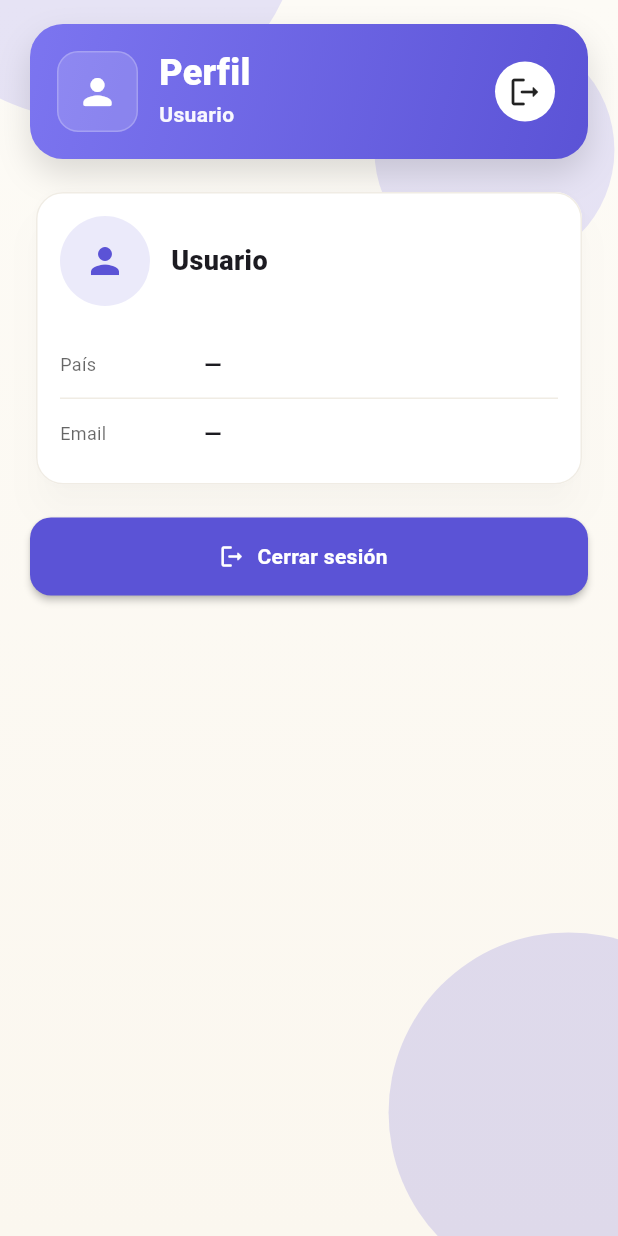
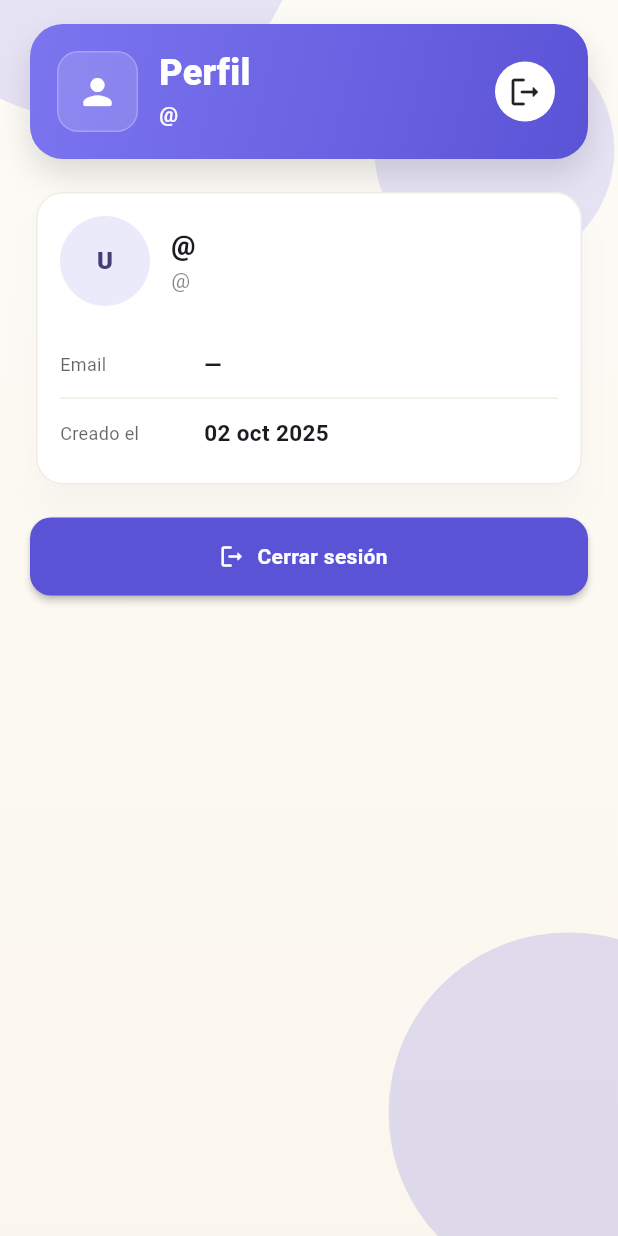
Before and after one commit to tjqqaa/DailyCulture, a Flutter app: the ProfileView screen opened directly, on a phone screen of 412 x 824 dp. Run offline on Flutter 3.47's test engine with Material 3 defaults, Android fonts, the phone set to English and light mode, and no system bars; our stand-ins replace flutter_secure_storage; accounts and stored records are empty; network calls fail.

Commit message:
profile view updated

```diff
--- a/frontend/DailyCulture/lib/views/view_profile.dart
+++ b/frontend/DailyCulture/lib/views/view_profile.dart
@@ -1,10 +1,12 @@
 // lib/views/view_profile.dart
 import 'dart:convert';
+import 'dart:io';
 import 'package:flutter/material.dart';
 import 'package:http/http.dart' as http;
 import 'package:flutter_secure_storage/flutter_secure_storage.dart';
 
-import 'view_login.dart'; // fallback si no te pasan onSignOut
+import '../models/user.dart';
+import 'view_login.dart';
 
 class ProfileView extends StatefulWidget {
   const ProfileView({
@@ -21,68 +23,175 @@ class ProfileView extends StatefulWidget {
 }
 
 class _ProfileViewState extends State<ProfileView> {
-  // Si tu backend expone /auth/me lo usamos para completar datos
-  static const _meUrl =
-      'https://dailyculture-bpdmbwahh5axdcd0.spaincentral-01.azurewebsites.net/auth/me';
+  static const _base = 'https://dailyculture-bpdmbwahh5axdcd0.spaincentral-01.azurewebsites.net';
+  static const _candidateMePaths = <String>[
+    '/auth/me','/users/me','/auth/user','/auth/profile','/users/profile'
+  ];
 
   final _storage = const FlutterSecureStorage();
 
   bool _loading = false;
-  String? _name;
-  String? _email;
-  String? _username;
-  String? _country;
+  User? _user;
 
   @override
   void initState() {
     super.initState();
-    _username = widget.username;
+    _hydrateFromCacheOrClaims();
     _fetchProfile();
+  }
+
+  Future<void> _hydrateFromCacheOrClaims() async {
+    final cached = await _storage.read(key: 'user_cache');
+    if (cached != null) {
+      try {
+        final m = jsonDecode(cached);
+        if (m is Map<String, dynamic>) setState(() => _user = User.fromMap(m));
+      } catch (_) {}
+    }
+
+    if (_user == null || _isIncomplete(_user!)) {
+      final token = await _storage.read(key: 'access_token');
+      if (token != null && token.isNotEmpty) {
+        final claims = _decodeJwtClaims(token);
+        if (claims.isNotEmpty) {
+          final normalized = _normalizeToUserMapFromAny(claims);
+          final u = _safeBuildUser(normalized,
+              usernameFallback: widget.username ?? _user?.username ?? 'usuario');
+          setState(() => _user = u);
+        }
+      }
+    }
+
+    if (_user == null && (widget.username?.isNotEmpty ?? false)) {
+      setState(() {
+        _user = User(
+          id: '—',
+          email: '—',
+          username: widget.username!,
+          fullName: null,
+          isActive: true,
+          createdAt: DateTime.fromMillisecondsSinceEpoch(0),
+        );
+      });
+    }
   }
 
   Future<void> _fetchProfile() async {
     setState(() => _loading = true);
     try {
       final token = await _storage.read(key: 'access_token');
-      if (token == null) {
-        // No hay sesión: salimos
+      if (token == null || token.isEmpty) {
         await _doLogout();
         return;
       }
-
-      final res = await http.get(
-        Uri.parse(_meUrl),
-        headers: {
-          'Accept': 'application/json',
-          'Authorization': 'Bearer $token',
-        },
-      );
-
-      if (res.statusCode == 200) {
-        final data = jsonDecode(res.body);
-        if (data is Map<String, dynamic>) {
-          setState(() {
-            _name = (data['name'] ?? data['full_name'] ?? '') as String?;
-            _email = (data['email'] ?? '') as String?;
-            _username = (data['username'] ?? _username ?? '') as String?;
-            _country = (data['country'] ?? data['locale'] ?? '') as String?;
-          });
+      http.Response? ok;
+      for (final path in _candidateMePaths) {
+        final res = await http.get(Uri.parse('$_base$path'), headers: {
+          HttpHeaders.acceptHeader: 'application/json',
+          HttpHeaders.authorizationHeader: 'Bearer $token',
+        });
+        if (res.statusCode == 200) { ok = res; break; }
+        if (res.statusCode == 401) { await _doLogout(); return; }
+      }
+      if (ok != null) {
+        final body = jsonDecode(ok.body);
+        Map<String, dynamic> rawUser = {};
+        if (body is Map<String, dynamic>) {
+          if (body['user'] is Map) rawUser = (body['user'] as Map).cast<String, dynamic>();
+          else if (body['data'] is Map && (body['data'] as Map)['user'] is Map) {
+            rawUser = ((body['data'] as Map)['user'] as Map).cast<String, dynamic>();
+          } else { rawUser = body; }
         }
+        final normalized = _normalizeToUserMapFromAny(rawUser);
+        final fresh = _safeBuildUser(normalized,
+            usernameFallback: _user?.username ?? widget.username ?? 'usuario');
+        setState(() => _user = fresh);
+        await _storage.write(key: 'user_cache', value: jsonEncode(fresh.toMap()));
       }
-      // si no es 200, simplemente mostramos lo que tengamos (username)
     } catch (_) {
-      // ignoramos errores de red para no romper la UI
+      // silencio
     } finally {
       if (mounted) setState(() => _loading = false);
     }
   }
 
+  bool _isIncomplete(User u) =>
+      u.email == '—' || u.createdAt.millisecondsSinceEpoch == 0;
+
+  Map<String, dynamic> _normalizeToUserMapFromAny(Map<String, dynamic> any) {
+    String? pickStr(List keys) {
+      for (final k in keys) {
+        final v = any[k];
+        if (v != null && v.toString().trim().isNotEmpty) return v.toString();
+      }
+      return null;
+    }
+    String? pickDate(List keys) {
+      for (final k in keys) {
+        final v = any[k];
+        if (v == null) continue;
+        try {
+          if (v is int) return DateTime.fromMillisecondsSinceEpoch(v).toIso8601String();
+          final d = DateTime.tryParse(v.toString());
+          if (d != null) return d.toIso8601String();
+        } catch (_) {}
+      }
+      return null;
+    }
+
+    final id = pickStr(['id','_id','uid','sub','user_id']);
+    final email = pickStr(['email','mail']);
+    final username = pickStr(['username','user_name','name','preferred_username']);
+    final fullName = pickStr(['full_name','fullName','name','given_name']) ?? _joinNames(any);
+    final createdAt = pickDate(['created_at','createdAt','created','joined_at','iat']);
+    final isActive = (any['is_active'] ?? any['isActive']) ?? true;
+
+    return {
+      'id': id ?? '—',
+      'email': email ?? '—',
+      'username': (username ?? 'usuario').toString(),
+      'full_name': fullName,
+      'is_active': isActive is bool ? isActive : true,
+      'created_at': createdAt ?? DateTime.fromMillisecondsSinceEpoch(0).toIso8601String(),
+    };
+  }
+
+  String? _joinNames(Map<String, dynamic> m) {
+    final f = m['first_name'] ?? m['firstName'];
+    final l = m['last_name'] ?? m['lastName'];
+    final parts = [f, l].whereType<String>().map((s) => s.trim()).where((s) => s.isNotEmpty).toList();
+    return parts.isEmpty ? null : parts.join(' ');
+  }
+
+  User _safeBuildUser(Map<String, dynamic> map, {required String usernameFallback}) {
+    map['id'] = map['id'] ?? '—';
+    map['email'] = map['email'] ?? '—';
+    map['username'] = (map['username'] ?? usernameFallback).toString();
+    map['created_at'] = map['created_at'] ?? DateTime.fromMillisecondsSinceEpoch(0).toIso8601String();
+    map['is_active'] = (map['is_active'] is bool) ? map['is_active'] : true;
+    return User.fromMap(map);
+  }
+
+  Map<String, dynamic> _decodeJwtClaims(String token) {
+    try {
+      final parts = token.split('.');
+      if (parts.length != 3) return {};
+      final payload = _base64UrlDecode(parts[1]);
+      final map = jsonDecode(payload);
+      return map is Map<String, dynamic> ? map : {};
+    } catch (_) { return {}; }
+  }
+
+  String _base64UrlDecode(String input) {
+    var out = input.replaceAll('-', '+').replaceAll('_', '/');
+    while (out.length % 4 != 0) { out += '='; }
+    return utf8.decode(base64.decode(out));
+  }
+
   Future<void> _doLogout() async {
     await _storage.delete(key: 'access_token');
-    if (widget.onSignOut != null) {
-      widget.onSignOut!.call();
-      return;
-    }
+    await _storage.delete(key: 'user_cache');
+    if (widget.onSignOut != null) { widget.onSignOut!.call(); return; }
     if (!mounted) return;
     Navigator.of(context).pushAndRemoveUntil(
       MaterialPageRoute(builder: (_) => const LoginView()),
@@ -90,14 +199,30 @@ class _ProfileViewState extends State<ProfileView> {
     );
   }
 
+  String _displayName(User u) =>
+      (u.fullName != null && u.fullName!.trim().isNotEmpty)
+          ? u.fullName!.trim()
+          : '@${u.username}';
+
+  String _initials(String display) {
+    final p = display.trim().replaceAll('@', '').split(RegExp(r'\s+'));
+    final a = p.isNotEmpty && p.first.isNotEmpty ? p.first[0] : '';
+    final b = p.length > 1 && p.last.isNotEmpty ? p.last[0] : '';
+    final s = (a + b).toUpperCase();
+    return s.isEmpty ? 'U' : s;
+  }
+
+  String _prettyDate(DateTime d) {
+    if (d.millisecondsSinceEpoch == 0) return '—';
+    const months = ['ene','feb','mar','abr','may','jun','jul','ago','sep','oct','nov','dic'];
+    return '${d.day.toString().padLeft(2, '0')} ${months[d.month - 1]} ${d.year}';
+  }
+
   @override
   Widget build(BuildContext context) {
     const primary = Color(0xFF5B53D6);
     const bg = Color(0xFFFBF7EF);
-
-    final titleName = _name?.isNotEmpty == true
-        ? _name!
-        : (_username?.isNotEmpty == true ? _username! : 'Usuario');
+    final u = _user;
 
     return Scaffold(
       backgroundColor: bg,
@@ -109,6 +234,7 @@ class _ProfileViewState extends State<ProfileView> {
               color: primary,
               onRefresh: _fetchProfile,
               child: ListView(
+                physics: const AlwaysScrollableScrollPhysics(),
                 padding: const EdgeInsets.fromLTRB(20, 16, 20, 24),
                 children: [
                   ConstrainedBox(
@@ -122,17 +248,10 @@ class _ProfileViewState extends State<ProfileView> {
                           decoration: BoxDecoration(
                             gradient: const LinearGradient(
                               colors: [Color(0xFF7C75F0), Color(0xFF5B53D6)],
-                              begin: Alignment.topLeft,
-                              end: Alignment.bottomRight,
+                              begin: Alignment.topLeft, end: Alignment.bottomRight,
                             ),
                             borderRadius: BorderRadius.circular(22),
-                            boxShadow: const [
-                              BoxShadow(
-                                color: Color(0x22000000),
-                                blurRadius: 18,
-                                offset: Offset(0, 10),
-                              ),
-                            ],
+                            boxShadow: const [BoxShadow(color: Color(0x22000000), blurRadius: 18, offset: Offset(0, 10))],
                           ),
                           child: Row(
                             children: [
@@ -141,12 +260,9 @@ class _ProfileViewState extends State<ProfileView> {
                                 decoration: BoxDecoration(
                                   color: Colors.white.withOpacity(.15),
                                   borderRadius: BorderRadius.circular(14),
-                                  border: Border.all(
-                                    color: Colors.white.withOpacity(.22),
-                                  ),
+                                  border: Border.all(color: Colors.white.withOpacity(.22)),
                                 ),
-                                child: const Icon(Icons.person_rounded,
-                                    color: Colors.white, size: 28),
+                                child: const Icon(Icons.person_rounded, color: Colors.white, size: 28),
                               ),
                               const SizedBox(width: 14),
                               Expanded(
@@ -154,25 +270,14 @@ class _ProfileViewState extends State<ProfileView> {
                                   crossAxisAlignment: CrossAxisAlignment.start,
                                   children: [
                                     Text('Perfil',
-                                        style: Theme.of(context)
-                                            .textTheme
-                                            .headlineSmall
-                                            ?.copyWith(
-                                          color: Colors.white,
-                                          fontWeight: FontWeight.w900,
-                                          height: 1.05,
-                                          letterSpacing: .2,
+                                        style: Theme.of(context).textTheme.headlineSmall?.copyWith(
+                                          color: Colors.white, fontWeight: FontWeight.w900, height: 1.05, letterSpacing: .2,
                                         )),
                                     const SizedBox(height: 6),
                                     Text(
-                                      titleName,
-                                      style: Theme.of(context)
-                                          .textTheme
-                                          .bodyMedium
-                                          ?.copyWith(
-                                        color:
-                                        Colors.white.withOpacity(.95),
-                                        fontWeight: FontWeight.w700,
+                                      u == null ? 'Cargando…' : _displayName(u),
+                                      style: Theme.of(context).textTheme.bodyMedium?.copyWith(
+                                        color: Colors.white.withOpacity(.95), fontWeight: FontWeight.w700,
                                       ),
                                     ),
                                   ],
@@ -181,19 +286,16 @@ class _ProfileViewState extends State<ProfileView> {
                               const SizedBox(width: 8),
                               IconButton(
                                 tooltip: 'Cerrar sesión',
-                                style: IconButton.styleFrom(
-                                  backgroundColor: Colors.white,
-                                ),
+                                style: IconButton.styleFrom(backgroundColor: Colors.white),
                                 onPressed: _doLogout,
-                                icon: const Icon(Icons.logout_rounded,
-                                    color: Colors.black87),
+                                icon: const Icon(Icons.logout_rounded, color: Colors.black87),
                               ),
                             ],
                           ),
                         ),
                         const SizedBox(height: 18),
 
-                        // Card con datos
+                        // Card info (sin ID)
                         Card(
                           elevation: 10,
                           shadowColor: Colors.black12,
@@ -203,93 +305,61 @@ class _ProfileViewState extends State<ProfileView> {
                             side: const BorderSide(color: Color(0xFFF0ECE4)),
                           ),
                           child: Padding(
-                            padding:
-                            const EdgeInsets.fromLTRB(16, 16, 16, 12),
-                            child: Column(
+                            padding: const EdgeInsets.fromLTRB(16, 16, 16, 12),
+                            child: u == null
+                                ? const _SkeletonProfile()
+                                : Column(
                               crossAxisAlignment: CrossAxisAlignment.start,
                               children: [
                                 Row(
                                   children: [
                                     CircleAvatar(
                                       radius: 30,
-                                      backgroundColor:
-                                      primary.withOpacity(.12),
-                                      child: const Icon(Icons.person,
-                                          color: primary, size: 28),
+                                      backgroundColor: primary.withOpacity(.12),
+                                      child: Text(_initials(_displayName(u)),
+                                          style: const TextStyle(fontWeight: FontWeight.w800)),
                                     ),
                                     const SizedBox(width: 14),
                                     Expanded(
                                       child: Column(
-                                        crossAxisAlignment:
-                                        CrossAxisAlignment.start,
+                                        crossAxisAlignment: CrossAxisAlignment.start,
                                         children: [
-                                          Text(titleName,
-                                              style: const TextStyle(
-                                                  fontSize: 18,
-                                                  fontWeight:
-                                                  FontWeight.w800)),
-                                          if (_email?.isNotEmpty == true)
-                                            Text(_email!,
-                                                style: TextStyle(
-                                                    color: Colors.black
-                                                        .withOpacity(.6))),
-                                          if (_username?.isNotEmpty == true)
-                                            Text('@$_username',
-                                                style: TextStyle(
-                                                    color: Colors.black
-                                                        .withOpacity(.5))),
+                                          Text(_displayName(u),
+                                              style: const TextStyle(fontSize: 18, fontWeight: FontWeight.w800)),
+                                          Text('@${u.username}',
+                                              style: TextStyle(color: Colors.black.withOpacity(.5))),
                                         ],
                                       ),
                                     ),
                                   ],
                                 ),
                                 const SizedBox(height: 16),
-                                _InfoRow(label: 'País', value: _country),
-                                _InfoRow(
-                                    label: 'Email',
-                                    value: _email,
-                                    isLast: true),
+                                _InfoRow(label: 'Email', value: u.email),
+                                _InfoRow(label: 'Creado el', value: _prettyDate(u.createdAt), isLast: true),
                               ],
                             ),
                           ),
                         ),
                         const SizedBox(height: 18),
 
-                        // Logout grande
+                        // Logout
                         SizedBox(
                           width: double.infinity,
                           height: 52,
                           child: ElevatedButton.icon(
                             onPressed: _doLogout,
                             icon: const Icon(Icons.logout_rounded),
-                            label: const Text(
-                              'Cerrar sesión',
-                              style: TextStyle(
-                                fontWeight: FontWeight.w700,
-                                letterSpacing: .2,
-                              ),
-                            ),
+                            label: const Text('Cerrar sesión', style: TextStyle(fontWeight: FontWeight.w700, letterSpacing: .2)),
                             style: ElevatedButton.styleFrom(
-                              backgroundColor: primary,
-                              foregroundColor: Colors.white,
-                              elevation: 2,
-                              shape: RoundedRectangleBorder(
-                                borderRadius: BorderRadius.circular(14),
-                              ),
+                              backgroundColor: primary, foregroundColor: Colors.white,
+                              elevation: 2, shape: RoundedRectangleBorder(borderRadius: BorderRadius.circular(14)),
                             ),
                           ),
                         ),
 
                         if (_loading) ...[
                           const SizedBox(height: 14),
-                          const Center(
-                            child: SizedBox(
-                              height: 22,
-                              width: 22,
-                              child:
-                              CircularProgressIndicator(strokeWidth: 2),
-                            ),
-                          ),
+                          const Center(child: SizedBox(height: 22, width: 22, child: CircularProgressIndicator(strokeWidth: 2))),
                         ],
                       ],
                     ),
@@ -304,7 +374,7 @@ class _ProfileViewState extends State<ProfileView> {
   }
 }
 
-/* ---------- mini componentes y fondo ---------- */
+/* --------------------------- UI helpers --------------------------- */
 class _InfoRow extends StatelessWidget {
   const _InfoRow({required this.label, this.value, this.isLast = false});
   final String label;
@@ -317,48 +387,49 @@ class _InfoRow extends StatelessWidget {
     return Container(
       padding: const EdgeInsets.symmetric(vertical: 12),
       decoration: BoxDecoration(
-        border: isLast
-            ? null
-            : const Border(
-          bottom: BorderSide(color: Color(0xFFF0ECE4), width: 1),
-        ),
+        border: isLast ? null : const Border(bottom: BorderSide(color: Color(0xFFF0ECE4), width: 1)),
       ),
       child: Row(
         children: [
-          SizedBox(
-            width: 96,
-            child: Text(
-              label,
-              style: TextStyle(
-                fontSize: 12,
-                color: Colors.black.withOpacity(.6),
-              ),
-            ),
-          ),
-          Expanded(
-            child: Text(
-              v,
-              style: const TextStyle(fontSize: 15, fontWeight: FontWeight.w600),
-            ),
-          ),
+          SizedBox(width: 96, child: Text(label, style: TextStyle(fontSize: 12, color: Colors.black.withOpacity(.6)))),
+          Expanded(child: Text(v, style: const TextStyle(fontSize: 15, fontWeight: FontWeight.w600))),
         ],
       ),
     );
   }
 }
 
-class _DecorBackground extends StatelessWidget {
-  const _DecorBackground();
-
+class _SkeletonProfile extends StatelessWidget {
+  const _SkeletonProfile();
   @override
   Widget build(BuildContext context) {
-    return CustomPaint(
-      painter: _BgPainter(),
-      child: Container(),
+    Widget bar([double w = 120]) => Container(
+      width: w, height: 12, margin: const EdgeInsets.symmetric(vertical: 6),
+      decoration: BoxDecoration(color: Colors.black12.withOpacity(.08), borderRadius: BorderRadius.circular(6)),
+    );
+    return Column(
+      crossAxisAlignment: CrossAxisAlignment.start,
+      children: [
+        Row(children: [
+          Container(width: 60, height: 60, decoration: BoxDecoration(color: Colors.black12.withOpacity(.08), shape: BoxShape.circle)),
+          const SizedBox(width: 14),
+          Expanded(child: Column(crossAxisAlignment: CrossAxisAlignment.start, children: [bar(160), bar(90)])),
+        ]),
+        const SizedBox(height: 16),
+        bar(180), bar(160),
+      ],
     );
   }
 }
 
+/* ----------------------------- Fondo ----------------------------- */
+class _DecorBackground extends StatelessWidget {
+  const _DecorBackground();
+  @override
+  Widget build(BuildContext context) {
+    return CustomPaint(painter: _BgPainter(), child: Container());
+  }
+}
 class _BgPainter extends CustomPainter {
   @override
   void paint(Canvas canvas, Size size) {
@@ -366,21 +437,17 @@ class _BgPainter extends CustomPainter {
     final paint = Paint()
       ..shader = const LinearGradient(
         colors: [Color(0xFFFDFBF6), Color(0xFFFBF7EF)],
-        begin: Alignment.topCenter,
-        end: Alignment.bottomCenter,
+        begin: Alignment.topCenter, end: Alignment.bottomCenter,
       ).createShader(rect);
     canvas.drawRect(rect, paint);
-
     void blob(Offset c, double r, Color color) {
       final p = Paint()..color = color.withOpacity(.18);
       canvas.drawCircle(c, r, p);
     }
-
     blob(Offset(size.width * .15, -60), 140, const Color(0xFF7C75F0));
     blob(Offset(size.width * .92, size.height * .90), 120, const Color(0xFF5B53D6));
     blob(Offset(size.width * .8, 100), 80, const Color(0xFF7C75F0));
   }
-
   @override
   bool shouldRepaint(covariant CustomPainter oldDelegate) => false;
 }
```
Also changed, not shown: frontend/DailyCulture/lib/views/view_login.dart (+22 -4 lines).
